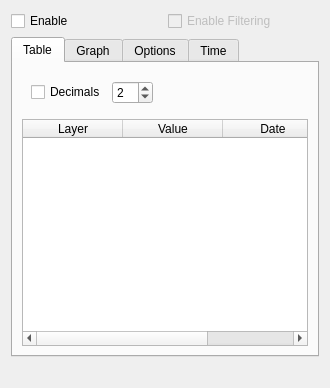
kant/valuetool, file ui_valuewidgetbase.ui: the form before one commit.
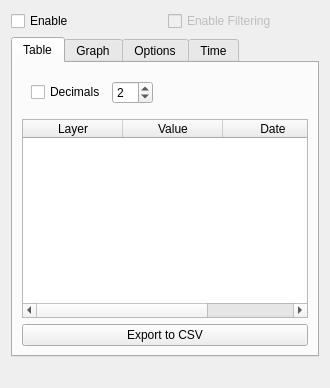
The form after the commit.

Commit message: adding csv export of table

The edit to the form file:
```diff
--- a/ui_valuewidgetbase.ui
+++ b/ui_valuewidgetbase.ui
@@ -117,6 +117,13 @@
          </column>
         </widget>
        </item>
+       <item>
+        <widget class="QPushButton" name="exportPushButton">
+         <property name="text">
+          <string>Export to CSV</string>
+         </property>
+        </widget>
+       </item>
       </layout>
      </widget>
      <widget class="QWidget" name="tabWidgetPage2">
```
Left out of the diff: 11 changed lines with no effect on the pictures. The commit also changes 2 other files.
